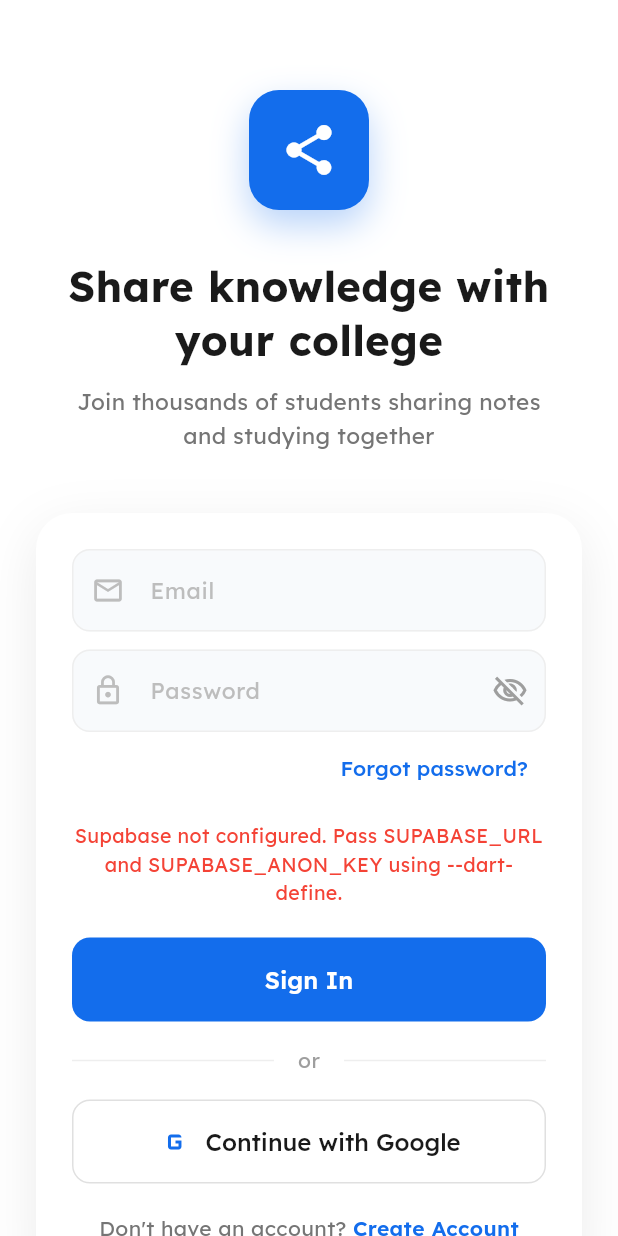
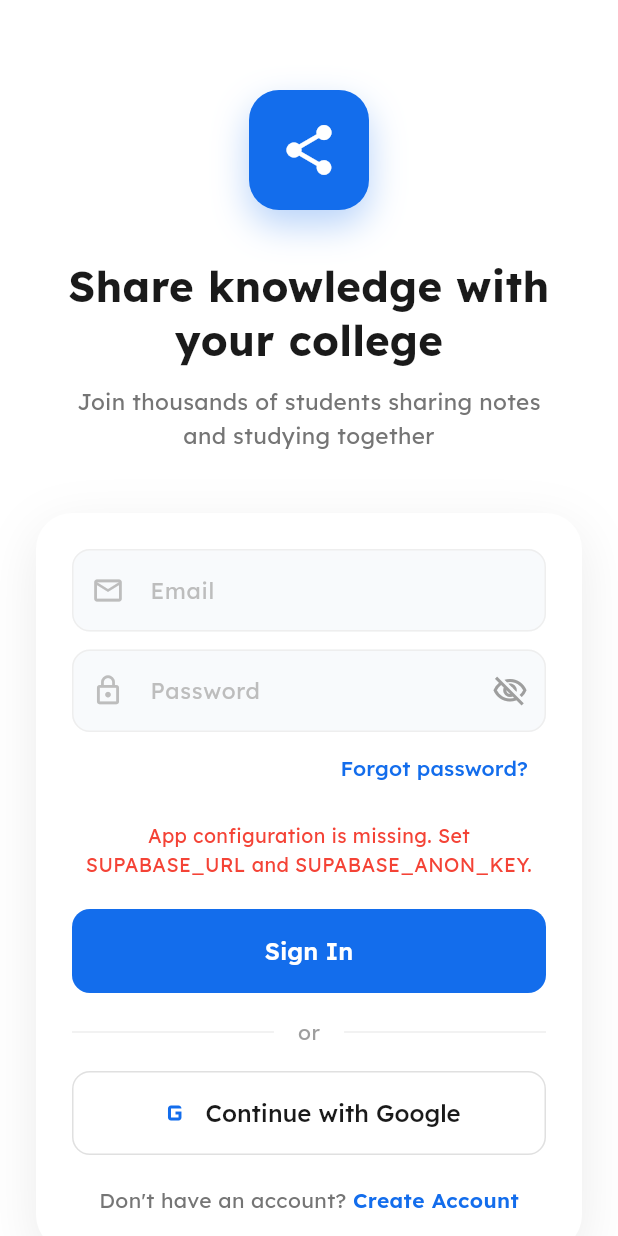
Before and after one commit to Pranav0931/NoteShare, a Flutter app: the screen it shows after launch, after a tap on "Forgot password?", after a tap on "Sign In", after a tap on "Continue with Google", on a phone screen of 412 x 824 dp. Run offline on Flutter 3.47's test engine with Material 3 defaults, Android fonts, the phone set to English and light mode, and no system bars; our stand-ins replace file_picker, google_fonts, supabase_flutter; accounts and stored records are empty; network calls fail.

Commit message:
Improve login configuration error messaging
Agent-Logs-Url: https://github.com/Pranav0931/NoteShare/sessions/046df8a5-c1c1-4553-bb77-e5ed1ab69dea

Co-authored-by: Pranav0931 <164500130+Pranav0931@users.noreply.github.com>

```diff
--- a/lib/screens/login_screen.dart
+++ b/lib/screens/login_screen.dart
@@ -123,7 +123,7 @@ class _LoginScreenState extends State<LoginScreen> {
       return;
     }
     if (!SupabaseConfig.isConfigured) {
-      setState(() => _error = 'Supabase not configured. Pass SUPABASE_URL and SUPABASE_ANON_KEY using --dart-define.');
+      setState(() => _error = 'App configuration is missing. Set SUPABASE_URL and SUPABASE_ANON_KEY.');
       return;
     }
 
@@ -177,7 +177,7 @@ class _LoginScreenState extends State<LoginScreen> {
       return;
     }
     if (!SupabaseConfig.isConfigured) {
-      setState(() => _error = 'Supabase not configured. Pass SUPABASE_URL and SUPABASE_ANON_KEY using --dart-define.');
+      setState(() => _error = 'App configuration is missing. Set SUPABASE_URL and SUPABASE_ANON_KEY.');
       return;
     }
 
@@ -197,7 +197,7 @@ class _LoginScreenState extends State<LoginScreen> {
 
   Future<void> _handleGoogleAuth() async {
     if (!SupabaseConfig.isConfigured) {
-      setState(() => _error = 'Supabase not configured. Pass SUPABASE_URL and SUPABASE_ANON_KEY using --dart-define.');
+      setState(() => _error = 'App configuration is missing. Set SUPABASE_URL and SUPABASE_ANON_KEY.');
       return;
     }
     setState(() { _isLoading = true; _error = null; });
```
